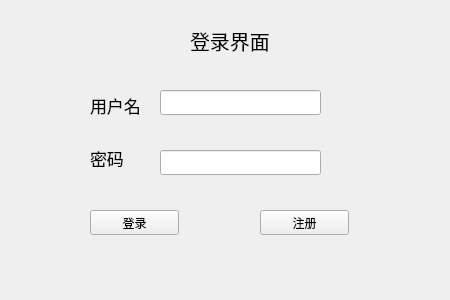
This is untitled/login.ui in AAAntiQuarkkk/linpop as Qt 5 draws it before an edit. The edited form follows.
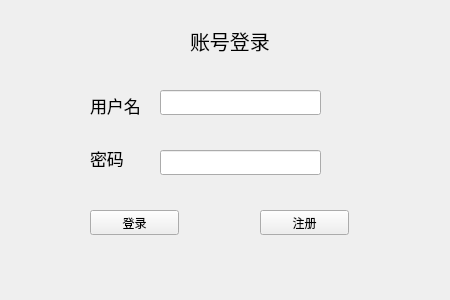
This is the edited form.

Patch:
```diff
--- a/untitled/login.ui
+++ b/untitled/login.ui
@@ -111,7 +111,7 @@
      </font>
     </property>
     <property name="text">
-     <string>登录界面</string>
+     <string>账号登录</string>
     </property>
    </widget>
   </widget>
```
